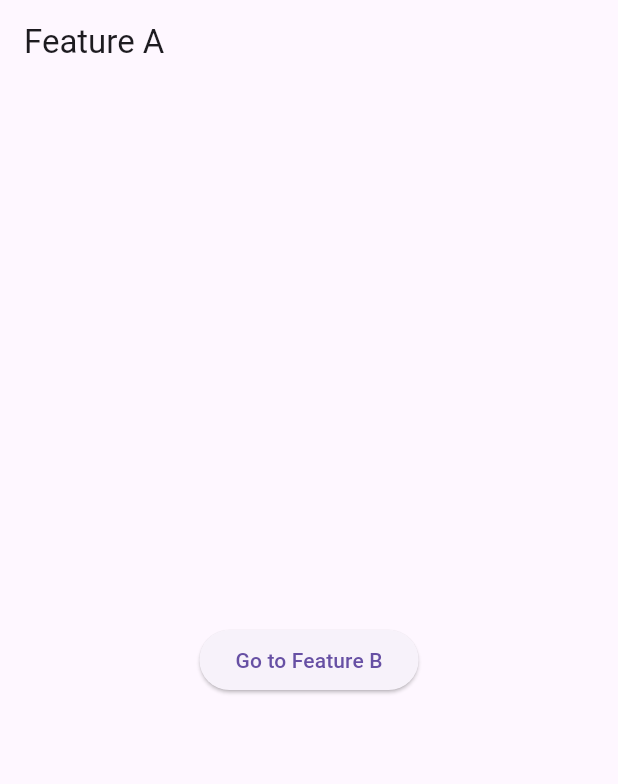
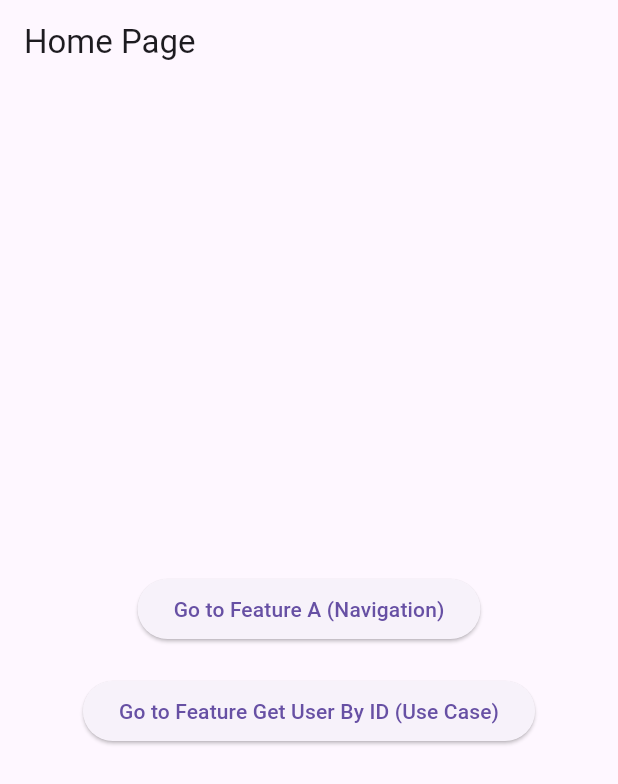
Before and after one commit to Tanapon-gau/flutter_clean_architecture, a Flutter app: the screen it shows after launch, on a phone screen of 412 x 824 dp. Shown: the top 784 px of the screen. Run offline on Flutter 3.47's test engine with Material 3 defaults, Android fonts, the phone set to English and light mode, and no system bars; accounts and stored records are empty.

Commit message:
featureGetUserById

```diff
--- a/lib/features/feature_a/presentation/views/feature_a_page.dart
+++ b/lib/features/feature_a/presentation/views/feature_a_page.dart
@@ -2,6 +2,8 @@ import 'package:flutter/material.dart';
 import 'package:flutter_clean_architecture/core/services/navigation_service.dart';
 
 class FeatureAPage extends StatelessWidget {
+  const FeatureAPage({super.key});
+
   @override
   Widget build(BuildContext context) {
     return Scaffold(
--- /dev/null
+++ b/lib/features/feature_get_user_by_id/domain/repositories/user_repository.dart
@@ -0,0 +1,6 @@
+// lib/features/feature_a/domain/repositories/user_repository.dart
+import '../entities/user_entity.dart';
+
+abstract class UserRepository {
+  Future<UserEntity> getUserById(String userId);
+}
--- a/lib/main.dart
+++ b/lib/main.dart
@@ -3,6 +3,7 @@ import 'package:flutter/material.dart';
 import 'core/services/navigation_service.dart';
 import 'features/feature_a/presentation/views/feature_a_page.dart';
 import 'features/feature_b/presentation/views/feature_b_page.dart';
+import 'features/feature_get_user_by_id/presentation/views/feature_get_user_by_id_page.dart'; // เพิ่ม import นี้
 
 void main() {
   runApp(MyApp());
@@ -19,9 +20,44 @@ class MyApp extends StatelessWidget {
       navigatorKey: NavigationService.navigatorKey,
       initialRoute: '/',
       routes: {
-        '/': (context) => FeatureAPage(),
+        '/': (context) => HomePage(), // เปลี่ยนเป็น HomePage
+        '/featureA': (context) => FeatureAPage(),
         '/featureB': (context) => FeatureBPage(),
+        '/featureGetUserById': (context) => FeatureGetUserByIdPage(), // เพิ่ม route นี้
       },
     );
   }
 }
+
+class HomePage extends StatelessWidget {
+  @override
+  Widget build(BuildContext context) {
+    return Scaffold(
+      appBar: AppBar(
+        title: Text('Home Page'),
+      ),
+      body: Center(
+        child: Column(
+          mainAxisAlignment: MainAxisAlignment.center,
+          children: [
+            ElevatedButton(
+              onPressed: () {
+                // ไปยัง Feature A (Navigation)
+                NavigationService().navigateTo('/featureA');
+              },
+              child: Text('Go to Feature A (Navigation)'),
+            ),
+            SizedBox(height: 20),
+            ElevatedButton(
+              onPressed: () {
+                // ไปยัง Feature Get User By ID (Use Case)
+                NavigationService().navigateTo('/featureGetUserById');
+              },
+              child: Text('Go to Feature Get User By ID (Use Case)'),
+            ),
+          ],
+        ),
+      ),
+    );
+  }
+}
```
Also changed, not shown: lib/features/feature_get_user_by_id/data/repositories/user_repository_impl.dart (added, +16 -0 lines), lib/features/feature_get_user_by_id/domain/entities/user_entity.dart (added, +12 -0 lines), lib/features/feature_get_user_by_id/domain/usecases/get_user_by_id_usecase.dart (added, +13 -0 lines), lib/features/feature_get_user_by_id/presentation/views/feature_get_user_by_id_page.dart (added, +49 -0 lines).
